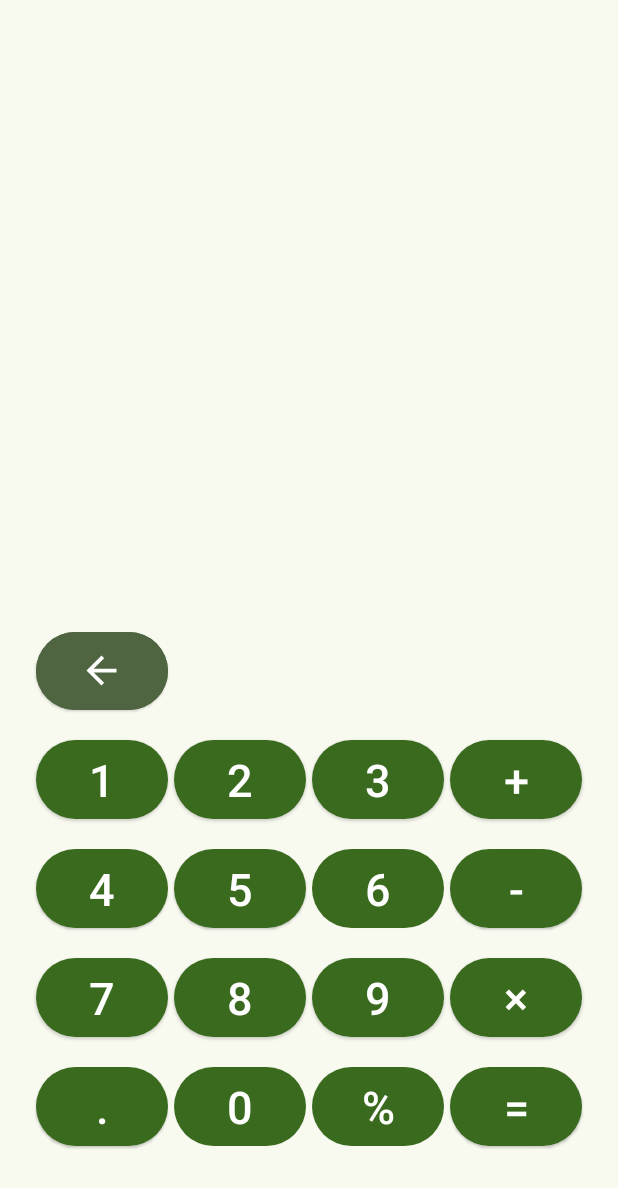
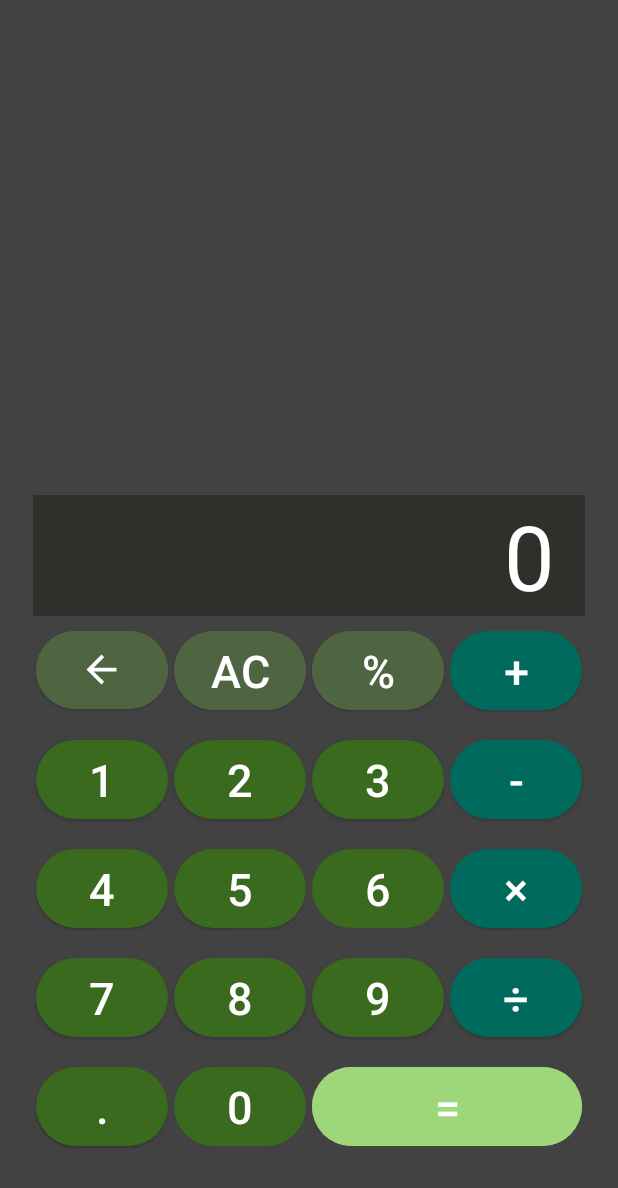
Before and after one commit to astememe/Calculadora-Android, an Android app: the screen it shows after launch (Calculadora), on a phone screen of 412 x 824 dp. Shown: the top 1188 px of the screen. Run offline under Robolectric (Android 15) with nearby library versions, the phone set to English and light mode, and no system bars.

Commit message:
Ahora se pueden introducir números a la calculadora

```diff
--- a/app/src/main/java/com/astememe/calculadorabobesponjadollar/Calculadora.java
+++ b/app/src/main/java/com/astememe/calculadorabobesponjadollar/Calculadora.java
@@ -1,6 +1,10 @@
 package com.astememe.calculadorabobesponjadollar;
 
 import android.os.Bundle;
+import android.view.View;
+import android.widget.Button;
+import android.widget.ListAdapter;
+import android.widget.TextView;
 
 import androidx.activity.EdgeToEdge;
 import androidx.appcompat.app.AppCompatActivity;
@@ -8,8 +12,14 @@ import androidx.core.graphics.Insets;
 import androidx.core.view.ViewCompat;
 import androidx.core.view.WindowInsetsCompat;
 
+import java.lang.reflect.Array;
+import java.util.ArrayList;
+import java.util.Arrays;
+import java.util.List;
+
 public class Calculadora extends AppCompatActivity {
-
+    String calculo;
+    Double resultado;
     @Override
     protected void onCreate(Bundle savedInstanceState) {
         super.onCreate(savedInstanceState);
@@ -20,5 +30,70 @@ public class Calculadora extends AppCompatActivity {
             v.setPadding(systemBars.left, systemBars.top, systemBars.right, systemBars.bottom);
             return insets;
         });
+
+        Button num_1 = findViewById(R.id.num1);
+        Button num_2 = findViewById(R.id.num2);
+        Button num_3 = findViewById(R.id.num3);
+        Button num_4 = findViewById(R.id.num4);
+        Button num_5 = findViewById(R.id.num5);
+        Button num_6 = findViewById(R.id.num6);
+        Button num_7 = findViewById(R.id.num7);
+        Button num_8 = findViewById(R.id.num8);
+        Button num_9 = findViewById(R.id.num9);
+        Button num_0 = findViewById(R.id.num0);
+
+        Button plus =           findViewById(R.id.symbol_plus);
+        Button minus =          findViewById(R.id.symbol_minus);
+        Button multi =          findViewById(R.id.symbol_multi);
+        Button div =            findViewById(R.id.symbol_div);
+        Button porcentaje =     findViewById(R.id.symbol_percent);
+        Button igual =          findViewById(R.id.symbol_equal);
+        Button borrar =         findViewById(R.id.boton_borrar);
+        Button nuke =           findViewById(R.id.nuke);
+
+        TextView caja_calculo = findViewById(R.id.cajaresultado);
+
+        List<Button> botonesNumericos = new ArrayList<>(Arrays.asList(
+                findViewById(R.id.num0),
+                findViewById(R.id.num1),
+                findViewById(R.id.num2),
+                findViewById(R.id.num3),
+                findViewById(R.id.num4),
+                findViewById(R.id.num5),
+                findViewById(R.id.num6),
+                findViewById(R.id.num7),
+                findViewById(R.id.num8),
+                findViewById(R.id.num9),
+                findViewById(R.id.num0)
+                ));
+
+        List<Button> botonesCalculo = new ArrayList<>(Arrays.asList(
+                findViewById(R.id.symbol_plus),
+                findViewById(R.id.symbol_minus),
+                findViewById(R.id.symbol_multi),
+                findViewById(R.id.symbol_div),
+                findViewById(R.id.symbol_percent),
+                findViewById(R.id.symbol_equal),
+                findViewById(R.id.boton_borrar),
+                findViewById(R.id.nuke)
+        ));
+
+
+        calculo = "";
+        resultado = 0.0;
+
+        for (Button botonNumerico:botonesNumericos) {
+            botonNumerico.setOnClickListener(new View.OnClickListener() {
+                @Override
+                public void onClick(View v) {
+                    caja_calculo.setText(caja_calculo.getText().toString() + botonNumerico.getText().toString());
+                }
+            });
+        }
     }
+
+
+
+
+
 }
--- a/app/src/main/res/layout/activity_calculadora.xml
+++ b/app/src/main/res/layout/activity_calculadora.xml
@@ -7,7 +7,16 @@
     android:layout_height="match_parent"
     tools:context="com.astememe.calculadorabobesponjadollar.Calculadora">
 
+
+    <View
+        android:layout_width="match_parent"
+        android:layout_height="match_parent"
+        android:background="@color/cardview_dark_background"
+        >
+
+    </View>
     <TableLayout
+        android:id="@+id/calculator"
         app:layout_constraintBottom_toBottomOf="parent"
         android:layout_width="wrap_content"
         android:layout_height="wrap_content"
@@ -19,7 +28,7 @@
         <TableRow
             >
             <com.google.android.material.button.MaterialButton
-                android:id="@+id/BotonBorrar"
+                android:id="@+id/boton_borrar"
                 style="@style/BotonPersonalizado"
                 android:layout_width="52dp"
                 android:layout_height="52dp"
@@ -32,6 +41,31 @@
                 >
 
             </com.google.android.material.button.MaterialButton>
+
+            <com.google.android.material.button.MaterialButton
+                android:id="@+id/nuke"
+                style="@style/BotonPersonalizado"
+                android:backgroundTint="@color/md_theme_secondary"
+
+                android:layout_width="wrap_content"
+                android:layout_height="wrap_content"
+                android:text="AC" />
+
+            <com.google.android.material.button.MaterialButton
+                android:id="@+id/symbol_percent"
+                android:backgroundTint="@color/md_theme_secondary"
+                android:layout_width="wrap_content"
+                android:layout_height="wrap_content"
+                style="@style/BotonPersonalizado"
+                android:text="%" />
+
+            <com.google.android.material.button.MaterialButton
+                android:id="@+id/symbol_plus"
+                style="@style/BotonPersonalizado"
+                android:backgroundTint="@color/md_theme_tertiary"
+                android:layout_width="wrap_content"
+                android:layout_height="wrap_content"
+                android:text="+" />
         </TableRow>
 
 
@@ -66,11 +100,12 @@
                 />
 
             <com.google.android.material.button.MaterialButton
-                android:id="@+id/symbol_plus"
+                android:id="@+id/symbol_minus"
+                android:backgroundTint="@color/md_theme_tertiary"
                 android:layout_width="wrap_content"
                 android:layout_height="wrap_content"
                 style="@style/BotonPersonalizado"
-                android:text="+"
+                android:text="-"
                 />
 
 
@@ -105,11 +140,12 @@
                 />
 
             <com.google.android.material.button.MaterialButton
-                android:id="@+id/symbol_minus"
+                android:id="@+id/symbol_multi"
+                android:backgroundTint="@color/md_theme_tertiary"
                 android:layout_width="wrap_content"
                 android:layout_height="wrap_content"
                 style="@style/BotonPersonalizado"
-                android:text="-"
+                android:text="×"
                 />
         </TableRow>
 
@@ -142,11 +178,12 @@
                 />
 
             <com.google.android.material.button.MaterialButton
-                android:id="@+id/symbol_multi"
+                android:id="@+id/symbol_div"
+                android:backgroundTint="@color/md_theme_tertiary"
                 android:layout_width="wrap_content"
                 android:layout_height="wrap_content"
                 style="@style/BotonPersonalizado"
-                android:text="×" />
+                android:text="÷" />
         </TableRow>
 
         <TableRow
@@ -167,25 +204,39 @@
 
             <com.google.android.material.button.MaterialButton
                 style="@style/BotonPersonalizado"
-                android:id="@+id/button14"
+                android:id="@+id/num0"
                 android:layout_width="wrap_content"
                 android:layout_height="wrap_content"
                 android:text="0"
                 />
 
             <com.google.android.material.button.MaterialButton
-                android:id="@+id/button16"
+                android:id="@+id/symbol_equal"
+                android:backgroundTint="@color/md_theme_inversePrimary"
                 android:layout_width="wrap_content"
-                android:layout_height="wrap_content"
-                style="@style/BotonPersonalizado"
-                android:text="%" />
-
-            <com.google.android.material.button.MaterialButton
-                android:id="@+id/button15"
-                android:layout_width="wrap_content"
+                android:layout_span="2"
                 android:layout_height="wrap_content"
                 style="@style/BotonPersonalizado"
                 android:text="=" />
         </TableRow>
     </TableLayout>
+
+    <TextView
+        android:id="@+id/cajaresultado"
+        android:paddingRight="20dp"
+        android:layout_width="0dp"
+        android:layout_height="wrap_content"
+        android:background="@color/md_theme_inverseSurface"
+        android:hint="0"
+        android:textColorHint="@color/md_theme_onPrimary"
+        android:textColor="@color/md_theme_onPrimary"
+        android:textSize="60dp"
+        app:layout_constraintBottom_toTopOf="@id/calculator"
+        app:layout_constraintLeft_toLeftOf="@id/calculator"
+        app:layout_constraintRight_toRightOf="@id/calculator"
+        android:gravity="end"
+
+        >
+
+    </TextView>
 </androidx.constraintlayout.widget.ConstraintLayout>
--- a/app/src/main/res/values/themes.xml
+++ b/app/src/main/res/values/themes.xml
@@ -61,6 +61,6 @@
         <item name="android:layout_marginTop">10dp</item>
         <item name="android:layout_marginBottom">10dp</item>
         <item name="android:textSize">30sp</item>
-        <item name="android:elevation">20dp</item>
+        <item name="android:elevation">1000dp</item>
     </style>
 </resources>
```
